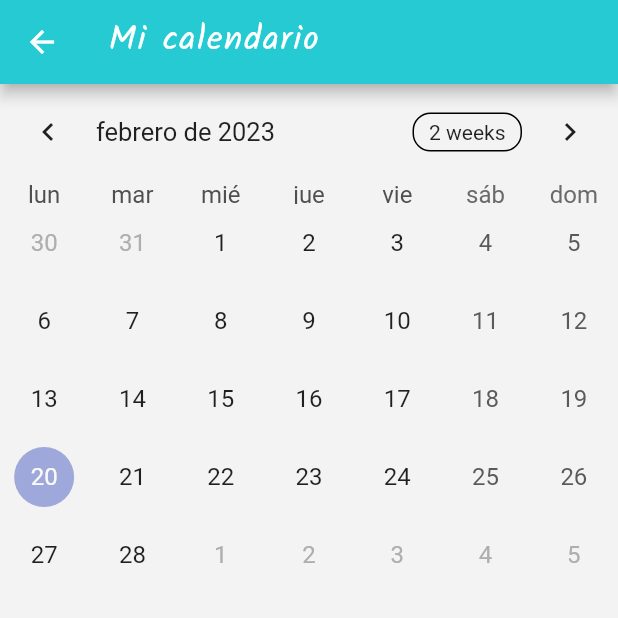
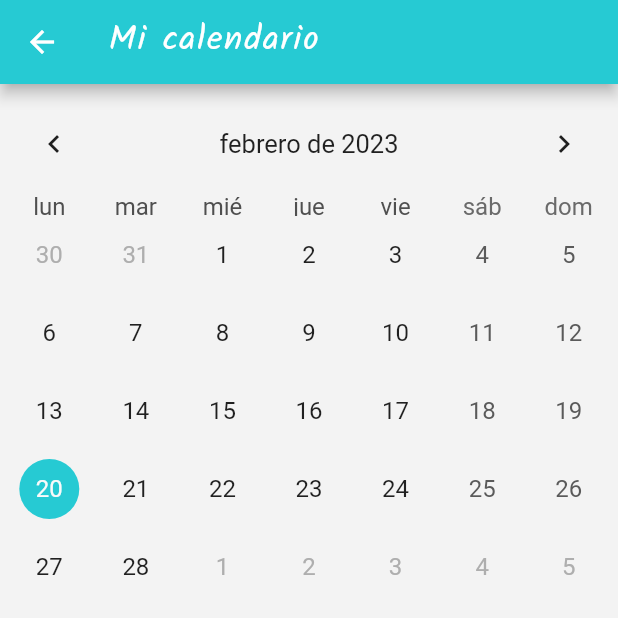
Before and after one commit to miguelx97/flutter-app-notes, a Flutter app: the screen it shows once a user with an empty profile is signed in, after a tap on the "calendar month" icon, on a phone screen of 412 x 824 dp, the top half of it. Run offline on Flutter 3.47's test engine with Material 2 defaults, Android fonts, the phone set to English and light mode, and no system bars; drawn by our look-alikes of table_calendar; our stand-ins replace cloud_firestore, easy_search_bar, emoji_picker_flutter, firebase_analytics, firebase_auth, firebase_core and 8 more; accounts and stored records are empty; generated files the repository leaves out were written again.

Commit message:
calendar style

```diff
--- a/lib/providers/calendar.provider.dart
+++ b/lib/providers/calendar.provider.dart
@@ -9,13 +9,13 @@ class CalendarProvider extends ChangeNotifier {
   List<Note> getNotesForDay(DateTime? day) {
     if (day == null) day = _selectedDate;
 
-    final DateTime date = _getDateFromDatetime(day);
+    final DateTime date = getDateFromDatetime(day);
     return _notesByDay[date] ?? [];
   }
 
   void notesToEvents(Note note) {
     if (note.date != null) {
-      final DateTime date = _getDateFromDatetime(note.date!);
+      final DateTime date = getDateFromDatetime(note.date!);
       if (_notesByDay[date] == null) {
         _notesByDay[date] = [];
       }
@@ -26,11 +26,15 @@ class CalendarProvider extends ChangeNotifier {
   clearEvents() => _notesByDay.clear();
 
   setSelectedDate(DateTime selectedDay, DateTime focusedDay) {
-    _selectedDate = _getDateFromDatetime(selectedDay);
+    _selectedDate = getDateFromDatetime(focusedDay);
     notifyListeners();
   }
 
-  _getDateFromDatetime(DateTime date) {
+  get selectedDay {
+    return _selectedDate;
+  }
+
+  getDateFromDatetime(DateTime date) {
     return DateTime(date.year, date.month, date.day);
   }
 }
--- a/lib/screens/calendar.screen.dart
+++ b/lib/screens/calendar.screen.dart
@@ -51,13 +51,19 @@ class NotesCalendar extends StatelessWidget {
           style: textTheme.headlineMedium,
         ),
       ),
-      body: Container(
+      body: SingleChildScrollView(
         child: Column(children: [
-          TableCalendar(
+          Padding(
+            padding: EdgeInsets.symmetric(vertical: 8, horizontal: 4),
+            child: TableCalendar(
               firstDay: now.subtract(Duration(days: 60)),
               lastDay: now.add(Duration(days: 730)),
               startingDayOfWeek: StartingDayOfWeek.monday,
-            focusedDay: now,
+              focusedDay: calendarProvider.selectedDay,
+              selectedDayPredicate: (day) {
+                return calendarProvider.getDateFromDatetime(day) ==
+                    calendarProvider.selectedDay;
+              },
               locale: 'es_ES',
               eventLoader: calendarProvider.getNotesForDay,
               onDaySelected: calendarProvider.setSelectedDate,
@@ -65,11 +71,27 @@ class NotesCalendar extends StatelessWidget {
                 markerDecoration: BoxDecoration(
                   color: ThemeColors.primary,
                   shape: BoxShape.circle,
-            )),
                 ),
-          ListNotesByDay(
+                selectedDecoration: BoxDecoration(
+                  border: Border.all(color: ThemeColors.primary),
+                  shape: BoxShape.circle,
+                ),
+                selectedTextStyle: TextStyle(color: ThemeColors.dark),
+                todayDecoration: BoxDecoration(
+                  shape: BoxShape.circle,
+                  color: ThemeColors.primary,
+                ),
+              ),
+              headerStyle:
+                  HeaderStyle(formatButtonVisible: false, titleCentered: true),
+            ),
+          ),
+          Padding(
+            padding: EdgeInsets.symmetric(vertical: 16),
+            child: ListNotesByDay(
               calendarProvider: calendarProvider,
               categoriesProvider: categoriesProvider,
+            ),
           )
         ]),
       ),
@@ -90,10 +112,10 @@ class ListNotesByDay extends StatelessWidget {
   @override
   Widget build(BuildContext context) {
     final List<Note> notes = calendarProvider.getNotesForDay(null);
-    return SizedBox(
-      height: 200,
-      child: ListView.builder(
+    return ListView.builder(
         itemCount: notes.length,
+        physics: ClampingScrollPhysics(),
+        shrinkWrap: true,
         itemBuilder: (context, index) => NoteItem(
             note: notes[index],
             categoryEmoji: categoriesProvider
@@ -101,7 +123,6 @@ class ListNotesByDay extends StatelessWidget {
                 .emoji,
             onNoteSelected: () => context
                 .go('${NoteDetailsScreen.screenUrl}/${notes[index].nid}'),
-              onSwipe: (Note note, int newStatus) {})),
-    );
+            onSwipe: (Note note, int newStatus) {}));
   }
 }
```
Lines whose indentation alone changed are shown as unchanged.
